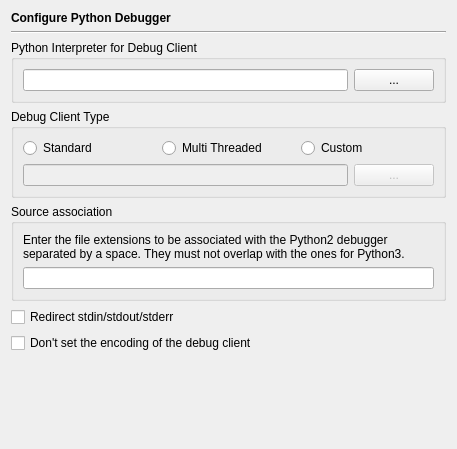
Before: the Qt Designer form Preferences/ConfigurationPages/DebuggerPythonPage.ui in testmana2/test, drawn with Qt 5.
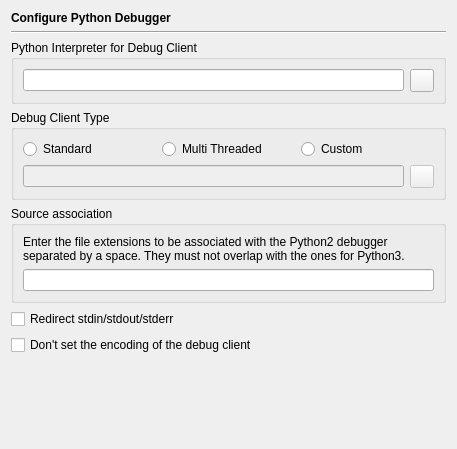
After: the same form once the commit is applied.

Commit message: Changed all the file or directory selection buttons to QToolButton and gave them an icon.

Patch:
```diff
--- a/Preferences/ConfigurationPages/DebuggerPythonPage.ui
+++ b/Preferences/ConfigurationPages/DebuggerPythonPage.ui
@@ -6,7 +6,7 @@
    <rect>
     <x>0</x>
     <y>0</y>
-    <width>453</width>
+    <width>455</width>
     <height>449</height>
    </rect>
   </property>
@@ -45,13 +45,10 @@
        </widget>
       </item>
       <item row="0" column="1">
-       <widget class="QPushButton" name="interpreterButton">
+       <widget class="QToolButton" name="interpreterButton">
         <property name="toolTip">
          <string>Press to select the Python interpreter via a file selection dialog</string>
         </property>
-        <property name="text">
-         <string>...</string>
-        </property>
        </widget>
       </item>
      </layout>
@@ -76,16 +73,13 @@
          </widget>
         </item>
         <item>
-         <widget class="QPushButton" name="debugClientButton">
+         <widget class="QToolButton" name="debugClientButton">
           <property name="enabled">
            <bool>false</bool>
           </property>
           <property name="toolTip">
            <string>Press to select the Debug Client via a file selection dialog</string>
           </property>
-          <property name="text">
-           <string>...</string>
-          </property>
          </widget>
         </item>
        </layout>
```
Left out of the diff: 16 changed lines with no effect on the pictures. The commit also changes 127 other files.
